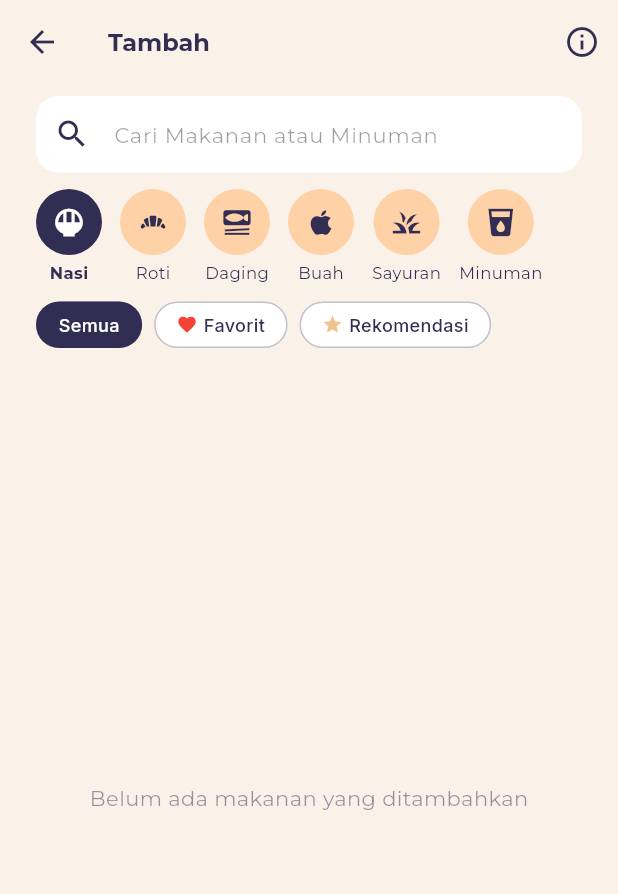
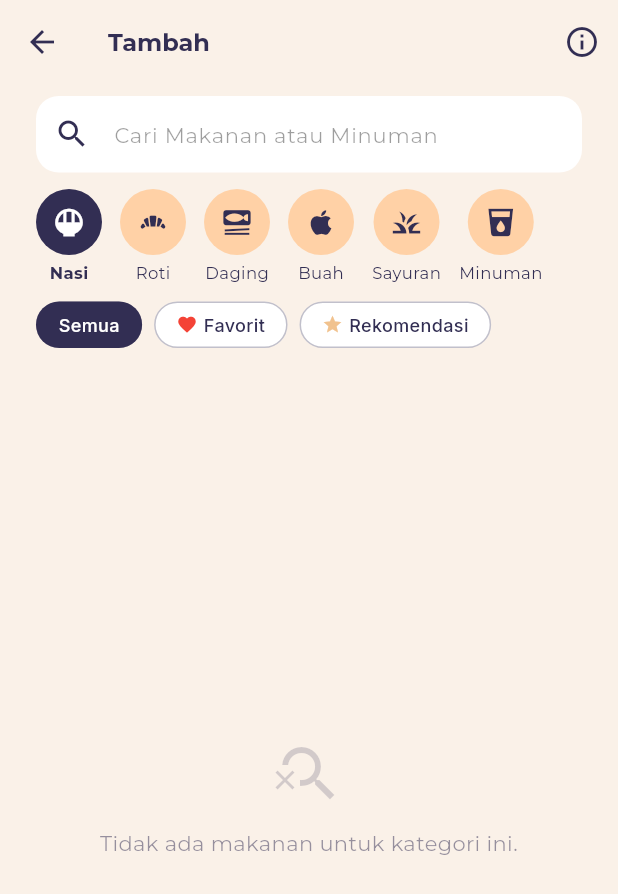
Before and after one commit to ErickHaidar/Nutrify, a Flutter app: the AddMealScreen screen opened directly with empty values, after a tap on "Nasi", on a phone screen of 412 x 824 dp. Shown: the top 894 px of the screen. Run offline on Flutter 3.47's test engine with Material 3 defaults, Android fonts, the phone set to English and light mode, and no system bars; our stand-ins replace another_flushbar, dio, event_bus, firebase_core, firebase_messaging, flutter_dotenv and 16 more; missing offline and left inert: xxtea; accounts and stored records are empty; generated files the repository leaves out were written again; network calls fail; project files that could hold a hidden picture were left out.

```diff
--- a/frontend/lib/screens/add_meal_screen.dart
+++ b/frontend/lib/screens/add_meal_screen.dart
@@ -239,6 +239,7 @@ class _AddMealScreenState extends State<AddMealScreen> {
       } else {
         results = await _foodApi.searchFoods(query);
       }
+      results = _applyCategoryFilter(results);
       if (mounted) {
         setState(() {
           _results = results;
@@ -277,7 +278,8 @@ class _AddMealScreenState extends State<AddMealScreen> {
   Future<void> _loadFavoritesList() async {
     setState(() => _isSearching = true);
     try {
-      final favs = await _favApi.getFavorites();
+      var favs = await _favApi.getFavorites();
+      favs = _applyCategoryFilter(favs);
       if (mounted) {
         setState(() {
           _results = favs;
@@ -292,7 +294,8 @@ class _AddMealScreenState extends State<AddMealScreen> {
   Future<void> _loadRecommendationsList() async {
     setState(() => _isSearching = true);
     try {
-      final recs = await _favApi.getRecommendations();
+      var recs = await _favApi.getRecommendations();
+      recs = _applyCategoryFilter(recs);
       if (mounted) {
         setState(() {
           _results = recs;
@@ -312,6 +315,25 @@ class _AddMealScreenState extends State<AddMealScreen> {
     {'name': 'Sayuran', 'icon': Icons.grass},
     {'name': 'Minuman', 'icon': Icons.local_drink},
   ];
+
+  static const _categoryKeywords = <String, List<String>>{
+    'Nasi': ['nasi', 'rice', 'bubur', 'lemang', 'lontong', 'ketupat'],
+    'Roti': ['roti', 'bread', 'donat', 'kue', 'biskuit', 'kerupuk', 'cracker', 'martabak', 'gado', 'siomay', 'bakwan', 'perkedel', 'tahu', 'tempe', 'oncom'],
+    'Daging': ['daging', 'ayam', 'ikan', 'udang', 'sapi', 'kambing', 'bebek', 'telur', 'telor', 'meat', 'chicken', 'fish', 'egg', 'bakso', 'sate', 'sosis', 'rendang', 'gulai', 'opor', 'semur', 'kornet', 'cumi', 'kerang', 'kepiting', 'lobster', 'ham'],
+    'Buah': ['buah', 'fruit', 'apel', 'jeruk', 'pisang', 'mangga', 'semangka', 'melon', 'pepaya', 'anggur', 'alpukat', 'durian', 'strawberry', 'leci', 'rambutan', 'nanas', 'salak', 'jambu', 'markisa', 'sirsak', 'kelapa'],
+    'Sayuran': ['sayur', 'vegetable', 'bayam', 'kangkung', 'wortel', 'brokoli', 'tomat', 'tomato', 'kol', 'sawi', 'terong', 'buncis', 'timun', 'selada', 'capcay', 'jagung', 'kentang', 'ubi', 'singkong', 'talas', 'labu', 'jamur', 'bawang'],
+    'Minuman': ['minum', 'drink', 'jus', 'juice', 'susu', 'milk', 'teh', 'tea', 'kopi', 'coffee', 'air', 'mineral', 'soda', 'yoghurt', 'es', 'smoothie', 'wedang', 'bandrek', 'bajigur', 'bir', 'coklat'],
+  };
+
+  List<FoodItem> _applyCategoryFilter(List<FoodItem> items) {
+    if (_selectedCategory.isEmpty) return items;
+    final keywords = _categoryKeywords[_selectedCategory] ?? [];
+    if (keywords.isEmpty) return items;
+    return items.where((f) {
+      final name = f.name.toLowerCase();
+      return keywords.any((kw) => name.contains(kw));
+    }).toList();
+  }
 
   void _showTutorialDialog() {
     showDialog(
@@ -349,7 +371,7 @@ class _AddMealScreenState extends State<AddMealScreen> {
                 ' : Centang kotak checklist di kanan.',
                 '(Menggunakan porsi template standar, tidak mengedit)',
                 'assets/images/Tambah Cepat (2).png',
-                customImageWidth: 95,
+                customImageWidth: 110,
               ),
               Padding(
                 padding: const EdgeInsets.symmetric(vertical: 4),
@@ -368,7 +390,7 @@ class _AddMealScreenState extends State<AddMealScreen> {
                 ' : Klik area tengah kotak makanan.',
                 '(Sesuaikan takaran porsi (gram/buah) sebelum simpan)',
                 'assets/images/Atur Manual (2).png',
-                customImageWidth: 95,
+                customImageWidth: 110,
               ),
               _buildTutorialStep(
                 '3. ',
@@ -376,7 +398,7 @@ class _AddMealScreenState extends State<AddMealScreen> {
                 ' : Ketuk tombol ceklish disebelah pojok kanan bawah untuk simpan.\\n(Untuk Mencatat Kalori Anda)',
                 null,
                 'assets/images/Simpan.png',
-                customImageWidth: 60,
+                customImageWidth: 80,
               ),
               const SizedBox(height: 24),
               SizedBox(
@@ -558,7 +580,11 @@ class _AddMealScreenState extends State<AddMealScreen> {
                       setState(() {
                         _selectedCategory = isSelected ? "" : cat["name"] as String;
                       });
-                      if (_searchController.text.isNotEmpty) {
+                      if (_filterMode == 'favorites') {
+                        _loadFavoritesList();
+                      } else if (_filterMode == 'recommendations') {
+                        _loadRecommendationsList();
+                      } else {
                         _search(_searchController.text.trim());
                       }
                     },
@@ -613,13 +639,36 @@ class _AddMealScreenState extends State<AddMealScreen> {
           Expanded(
             child: (_results.isEmpty && !_isSearching)
                 ? Center(
-                    child: Text(
-                      _searchController.text.isEmpty
+                    child: Padding(
+                      padding: const EdgeInsets.all(32),
+                      child: Column(
+                        mainAxisAlignment: MainAxisAlignment.center,
+                        children: [
+                          Icon(
+                            _filterMode == 'recommendations'
+                                ? Icons.recommend_outlined
+                                : _filterMode == 'favorites'
+                                    ? Icons.favorite_border
+                                    : Icons.search_off,
+                            size: 48,
+                            color: AppColors.navy.withOpacity(0.2),
+                          ),
+                          const SizedBox(height: 12),
+                          Text(
+                            _filterMode == 'recommendations'
+                                ? 'Belum ada rekomendasi.\nMulai catat makanan Anda!'
+                                : _selectedCategory.isNotEmpty
+                                    ? 'Tidak ada makanan untuk kategori ini.'
+                                    : _searchController.text.isEmpty
                                         ? AppStrings.noFoodAdded
                                         : AppStrings.noResultsFound,
+                            textAlign: TextAlign.center,
                             style: TextStyle(
                               color: AppColors.navy.withOpacity(0.5),
                               fontSize: 14,
+                            ),
+                          ),
+                        ],
                       ),
                     ),
                   )
@@ -731,13 +780,41 @@ class _AddMealScreenState extends State<AddMealScreen> {
               child: Column(
                 crossAxisAlignment: CrossAxisAlignment.start,
                 children: [
-                  Text(
+                  Row(
+                    children: [
+                      Expanded(
+                        child: Text(
                           food.name,
                           style: const TextStyle(
                             color: AppColors.navy,
                             fontWeight: FontWeight.w500,
                           ),
                         ),
+                      ),
+                      if (_filterMode == 'recommendations')
+                        Container(
+                          padding: const EdgeInsets.symmetric(horizontal: 6, vertical: 2),
+                          decoration: BoxDecoration(
+                            color: AppColors.navy.withOpacity(0.1),
+                            borderRadius: BorderRadius.circular(8),
+                          ),
+                          child: Row(
+                            mainAxisSize: MainAxisSize.min,
+                            children: [
+                              Icon(Icons.auto_awesome, size: 11, color: AppColors.navy.withOpacity(0.6)),
+                              const SizedBox(width: 3),
+                              Text('Sering dimakan',
+                                  style: TextStyle(
+                                    color: AppColors.navy.withOpacity(0.6),
+                                    fontSize: 9,
+                                    fontWeight: FontWeight.w600,
+                                  )),
+                            ],
+                          ),
+                        ),
+                    ],
+                  ),
+                  const SizedBox(height: 2),
                   Text(
                     '${food.calories.toStringAsFixed(0)} kcal · ${food.servingSize}',
                     style: TextStyle(color: AppColors.navy.withOpacity(0.6), fontSize: 12),
--- a/frontend/lib/screens/main_navigation_screen.dart
+++ b/frontend/lib/screens/main_navigation_screen.dart
@@ -31,6 +31,7 @@ class _MainNavigationScreenState extends State<MainNavigationScreen> {
     }
     if (index == 3) {
       _profileKey.currentState?.loadProfile();
+      _profileKey.currentState?.switchToUmumTab();
     }
   }
 
--- a/frontend/lib/screens/profile_screen.dart
+++ b/frontend/lib/screens/profile_screen.dart
@@ -79,6 +79,10 @@ class ProfileScreenState extends State<ProfileScreen>
 
   void switchToSocialTab() {
     _tabController.animateTo(1);
+  }
+
+  void switchToUmumTab() {
+    _tabController.animateTo(0);
   }
 
   Future<void> loadProfile() async {
```
Lines whose indentation alone changed are shown as unchanged.
